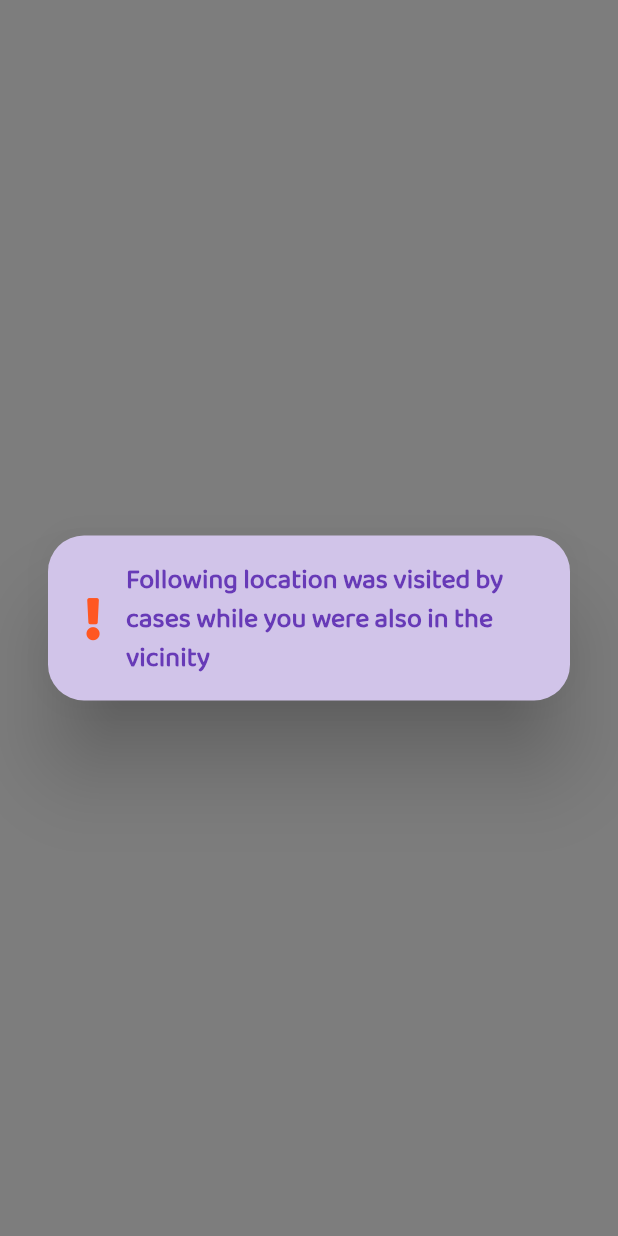
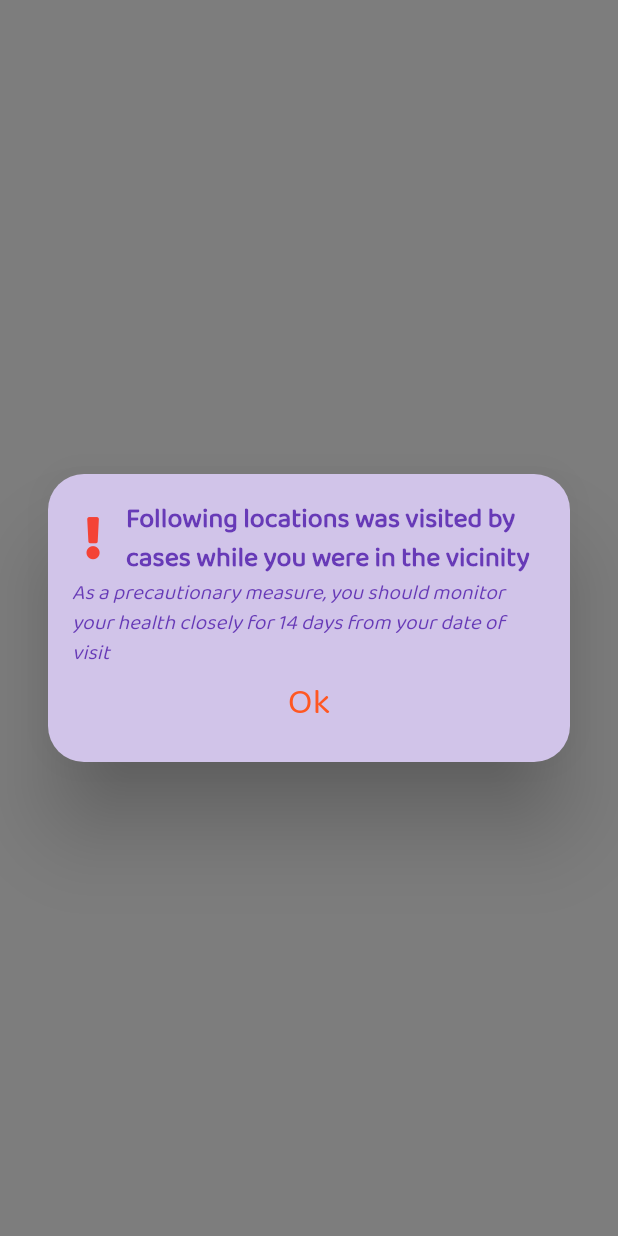
Before and after one commit to Alias3e/sg-covid-mapper, a Flutter app: what showAlertDialog() shows on an empty page, opened directly with empty values, on a phone screen of 412 x 824 dp. Run offline on Flutter 3.47's test engine with Material 2 defaults, Android fonts, the phone set to English and light mode, and no system bars; our stand-ins replace cloud_firestore, dio, equatable, firebase_auth, flutter_bloc, flutter_keyboard_visibility and 14 more; missing offline and left inert: flutter_cupertino_date_picker, flutter_map_marker_popup, string_similarity; accounts and stored records are empty; generated files the repository leaves out were written again; network calls fail.

Commit message:
Updated app name and app icon. Added alerts dialog if visit clashes.

```diff
--- a/lib/blocs/log/log_bloc.dart
+++ b/lib/blocs/log/log_bloc.dart
@@ -40,10 +40,7 @@ class LogBloc extends Bloc<LogEvent, LogState> {
     }
 
     if (event is OnVisitUpdated) {
-      yield VisitUpdateInProgress();
-      await event.visit
-          .setWarningLevel(_covidPlacesRepository.covidLocationsCached);
-//      await _myVisitedPlacesRepository.updateVisit(event.visit);
+      yield VisitUpdateInProgress(event.visit);
       yield VisitUpdateCompleted(maxHeight: 0.33);
     }
 
--- a/lib/blocs/log/log_state.dart
+++ b/lib/blocs/log/log_state.dart
@@ -74,8 +74,11 @@ class VisitDeleteCompleted extends LogPanelClosing {
 }
 
 class VisitUpdateInProgress extends LogState {
+  final Visit visit;
+
+  VisitUpdateInProgress(this.visit);
   @override
-  List<Object> get props => [];
+  List<Object> get props => [visit];
 }
 
 class VisitUpdateCompleted extends LogPanelClosing {
@@ -115,3 +118,11 @@ class TagsUpdated extends LogState {
   @override
   List<Object> get props => [tag];
 }
+
+class VisitNeedAlert extends LogState {
+  final Visit visit;
+
+  VisitNeedAlert(this.visit);
+  @override
+  List<Object> get props => [visit];
+}
--- a/lib/blocs/warning/warning_bloc.dart
+++ b/lib/blocs/warning/warning_bloc.dart
@@ -3,6 +3,7 @@ import 'dart:async';
 import 'package:flutter/cupertino.dart';
 import 'package:flutter_bloc/flutter_bloc.dart';
 import 'package:sgcovidmapper/blocs/check_panel/check_panel.dart';
+import 'package:sgcovidmapper/blocs/log/log.dart';
 import 'package:sgcovidmapper/blocs/warning/warning.dart';
 import 'package:sgcovidmapper/models/hive/visit.dart';
 import 'package:sgcovidmapper/models/models.dart';
@@ -13,30 +14,45 @@ class WarningBloc extends Bloc<WarningEvent, WarningState> {
   final MyVisitedPlaceRepository visitsRepository;
   final CovidPlacesRepository covidRepository;
   final CheckPanelBloc checkPanelBloc;
+  final LogBloc logBloc;
 
   StreamSubscription<List<CovidLocation>> _subscription;
 
   WarningBloc(
       {@required this.checkPanelBloc,
       @required this.visitsRepository,
-      @required this.covidRepository})
+      @required this.covidRepository,
+      @required this.logBloc})
       : assert(checkPanelBloc != null &&
             visitsRepository != null &&
-            covidRepository != null) {
+            covidRepository != null &&
+            logBloc != null) {
     subscribe();
   }
 
   Future<void> subscribe() async {
     checkPanelBloc.listen((state) {
       if (state is VisitSaved) {
-        state.visit.setWarningLevel(covidRepository.covidLocationsCached);
-        add(WarningChanged(DateTime.now().millisecondsSinceEpoch));
+        _updateVisitWarningLevel(state.visit);
       }
     });
+
+    logBloc.listen((state) {
+      if (state is VisitUpdateInProgress) {
+        _updateVisitWarningLevel(state.visit);
+      }
+    });
+
     _subscription = covidRepository.covidLocations.listen((event) {
       covidRepository.covidLocationsCached = event;
       _updateWarningLevels();
     });
+  }
+
+  void _updateVisitWarningLevel(Visit visit) {
+    if (visit.setWarningLevel(covidRepository.covidLocationsCached))
+      add(OnAlertFound([visit]));
+    add(WarningChanged(DateTime.now().millisecondsSinceEpoch));
   }
 
   void _updateWarningLevels() {
@@ -57,7 +73,7 @@ class WarningBloc extends Bloc<WarningEvent, WarningState> {
   Stream<WarningState> mapEventToState(WarningEvent event) async* {
     if (event is WarningChanged) yield WarningLevelUpdated(event.timestamp);
 
-    if(event is OnAlertFound) yield DisplayAlerts(event.alerts);
+    if (event is OnAlertFound) yield DisplayAlerts(event.alerts);
   }
 
   @override
--- a/lib/main.dart
+++ b/lib/main.dart
@@ -153,7 +153,9 @@ class MyApp extends StatelessWidget {
                             RepositoryProvider.of<CovidPlacesRepository>(
                                 context),
                         checkPanelBloc:
-                              BlocProvider.of<CheckPanelBloc>(context)),
+                            BlocProvider.of<CheckPanelBloc>(context),
+                        logBloc: BlocProvider.of<LogBloc>(context),
+                      ),
                     ),
                   ],
                   child: ShowCaseWidget(
--- a/lib/models/hive/visit.dart
+++ b/lib/models/hive/visit.dart
@@ -92,14 +92,14 @@ class Visit extends HiveObject {
     if (warningLevel == null) {
       if (newWarningLevel > 0) needAlert = true;
     } else {
-      if (newWarningLevel > warningLevel) needAlert = true;
+      if (newWarningLevel > warningLevel && warningLevel == 0) needAlert = true;
     }
 
     this.warningLevel = newWarningLevel;
     if (this.isInBox) {
       this.save();
     }
-    return true;
+    return needAlert;
   }
 
 //  double checkTitle(String title, Tag tag) {
--- a/lib/screens/map_screen.dart
+++ b/lib/screens/map_screen.dart
@@ -56,7 +56,8 @@ class _MapScreenState extends State<MapScreen> with TickerProviderStateMixin {
       child: BlocListener<WarningBloc, WarningState>(
         condition: (previous, current) => current is DisplayAlerts,
         listener: (BuildContext context, state) =>
-            SchedulerBinding.instance.addPostFrameCallback((_) {
+            SchedulerBinding.instance.addPostFrameCallback((_) async {
+          await Future.delayed(Duration(milliseconds: 500));
           AlertsDialog.showAlertDialog(
               (state as DisplayAlerts).alerts, context);
         }),
--- a/lib/screens/splash_screen.dart
+++ b/lib/screens/splash_screen.dart
@@ -75,7 +75,7 @@ class _SplashScreenState extends State<SplashScreen> {
             children: [
               SizedBox(height: 64),
               Text(
-                'CovidMapper.SG',
+                'CovidMapper@SG',
                 style: TextStyle(
                     fontFamily: 'FredokaOne',
                     fontSize: 44,
--- a/lib/widgets/alerts_dialog.dart
+++ b/lib/widgets/alerts_dialog.dart
@@ -9,7 +9,7 @@ class AlertsDialog {
     showGeneralDialog(
       barrierDismissible: false,
       barrierColor: Colors.black.withOpacity(0.5),
-      transitionDuration: Duration(milliseconds: 500),
+      transitionDuration: Duration(milliseconds: 300),
       pageBuilder: (context, animation, secondaryAnimation) => Dialog(
         shape: RoundedRectangleBorder(borderRadius: BorderRadius.circular(24)),
         backgroundColor: Theme.of(context).primaryColorLight,
@@ -25,14 +25,14 @@ class AlertsDialog {
                   Icon(
                     FontAwesomeIcons.exclamation,
                     size: 28,
-                    color: Theme.of(context).accentColor,
+                    color: AppColors.kColorRed,
                   ),
                   SizedBox(
                     width: 8,
                   ),
                   Expanded(
                     child: Text(
-                      'Following location was visited by cases while you were also in the vicinity',
+                      'Following locations was visited by cases while you were in the vicinity',
                       style: TextStyle(
                           color: Theme.of(context).primaryColor,
                           fontSize: 18,
@@ -53,15 +53,29 @@ class AlertsDialog {
                   );
                 },
               ),
+              Text(
+                'As a precautionary measure, you should monitor your health closely for 14 days from your date of visit',
+                style: TextStyle(
+                  fontStyle: FontStyle.italic,
+                  color: Theme.of(context).primaryColor,
+                ),
+              ),
+              FlatButton(
+                onPressed: () => Navigator.pop(context),
+                child: Text(
+                  'Ok',
+                  style: TextStyle(
+                      color: Theme.of(context).accentColor, fontSize: 24),
+                ),
+              )
             ],
           ),
         ),
       ),
       context: context,
       transitionBuilder: (context, anim1, anim2, child) {
-        return SlideTransition(
-          position:
-              Tween(begin: Offset(0, 1), end: Offset(0, 0)).animate(anim1),
+        return Transform.scale(
+          scale: anim1.value,
           child: child,
         );
       },
```
Also changed, not shown: 8 other files. Lines whose indentation alone changed are shown as unchanged.
